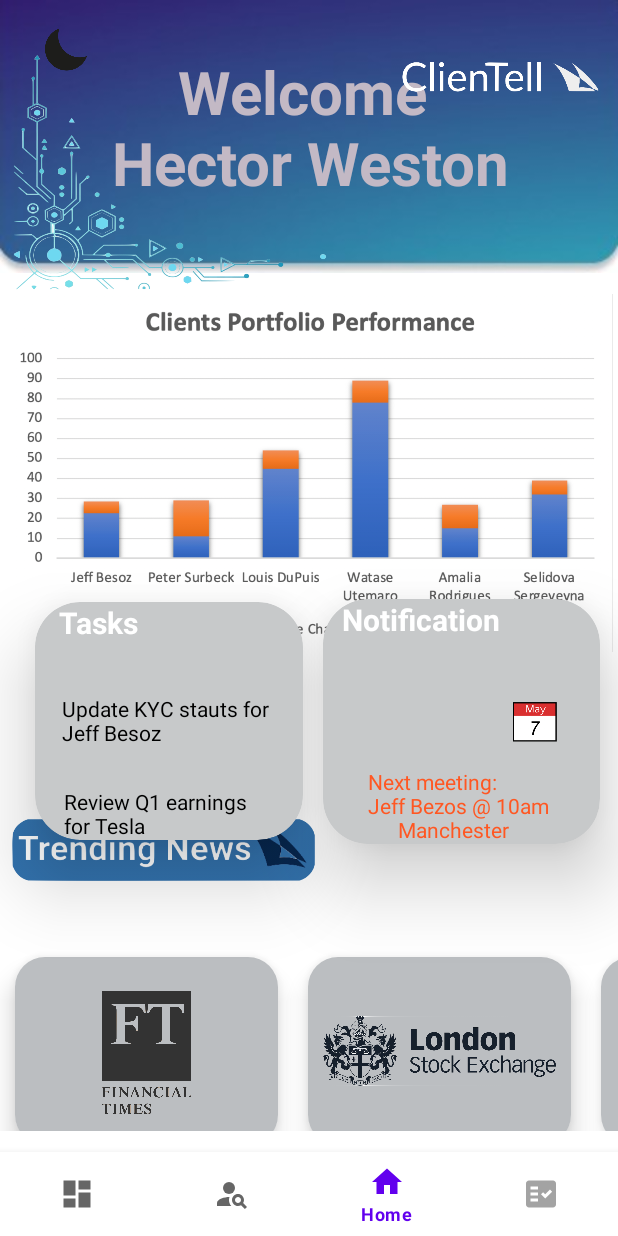
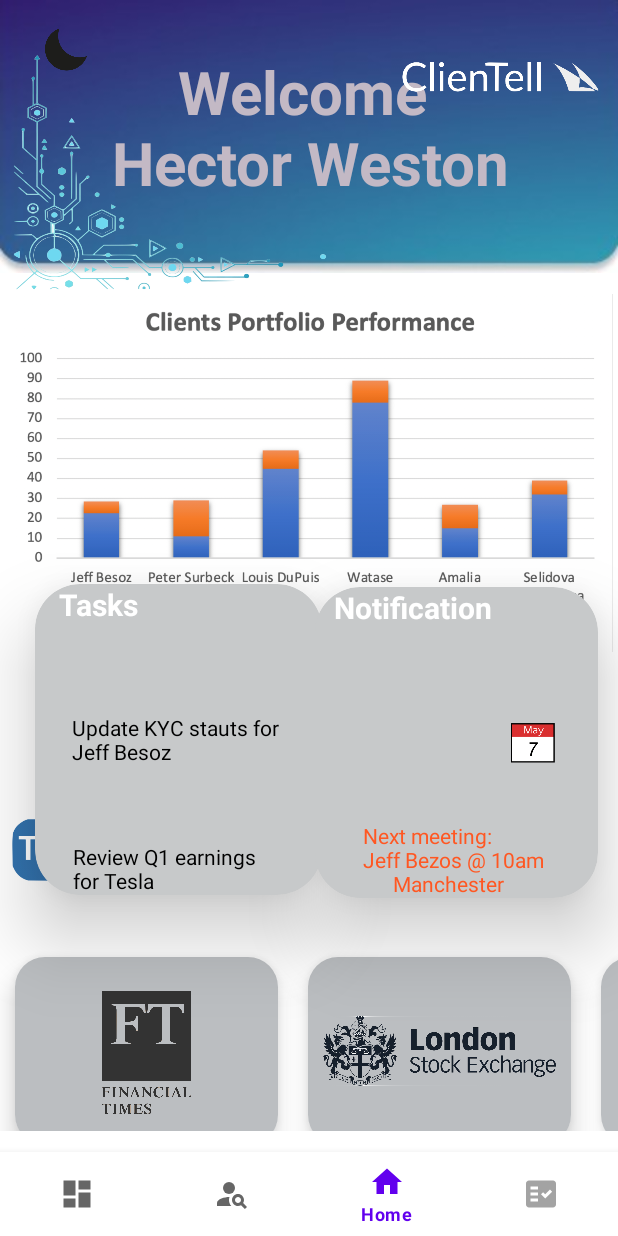
Before and after one commit to ryanmcgovern1234/ITPG7, an Android app: the rmHome screen opened directly, with no data from a screen before it, on a phone screen of 412 x 824 dp. Run offline under Robolectric (Android 15) with nearby library versions, the phone set to English and light mode, and no system bars.

Commit message:
notes icon background news icon welcome icon news button swipe finished tasks and notification card view

```diff
--- a/app/src/main/res/layout/activity_k_y_c_main.xml
+++ b/app/src/main/res/layout/activity_k_y_c_main.xml
@@ -39,7 +39,7 @@
     <androidx.recyclerview.widget.RecyclerView
         android:id="@+id/kycrecyclerview"
         android:layout_width="match_parent"
-        android:layout_height="461dp"
+        android:layout_height="423dp"
         android:layout_above="@+id/nav_view"
         android:layout_marginBottom="-0dp">
 
--- a/app/src/main/res/layout/activity_rmhome.xml
+++ b/app/src/main/res/layout/activity_rmhome.xml
@@ -52,16 +52,16 @@
 
     <androidx.cardview.widget.CardView
         android:id="@+id/trendingtest"
-        android:layout_width="wrap_content"
-        android:layout_height="108dp"
+        android:layout_width="173dp"
+        android:layout_height="97dp"
         android:layout_alignParentStart="true"
         android:layout_alignParentTop="true"
         android:layout_alignParentEnd="true"
         android:layout_alignParentBottom="true"
         android:layout_marginStart="23dp"
-        android:layout_marginTop="401dp"
-        android:layout_marginEnd="210dp"
-        android:layout_marginBottom="264dp"
+        android:layout_marginTop="389dp"
+        android:layout_marginEnd="197dp"
+        android:layout_marginBottom="227dp"
         android:clickable="true"
         app:cardBackgroundColor="#C7C9CA"
         app:cardCornerRadius="30dp"
@@ -97,16 +97,16 @@
     </androidx.cardview.widget.CardView>
 
     <androidx.cardview.widget.CardView
-        android:layout_width="wrap_content"
-        android:layout_height="113dp"
+        android:layout_width="170dp"
+        android:layout_height="97dp"
         android:layout_alignParentStart="true"
         android:layout_alignParentTop="true"
         android:layout_alignParentEnd="true"
         android:layout_alignParentBottom="true"
-        android:layout_marginStart="215dp"
-        android:layout_marginTop="399dp"
-        android:layout_marginEnd="12dp"
-        android:layout_marginBottom="261dp"
+        android:layout_marginStart="210dp"
+        android:layout_marginTop="391dp"
+        android:layout_marginEnd="13dp"
+        android:layout_marginBottom="225dp"
         app:cardBackgroundColor="#C7C9CA"
         app:cardCornerRadius="30dp"
         app:cardElevation="30dp">
```
